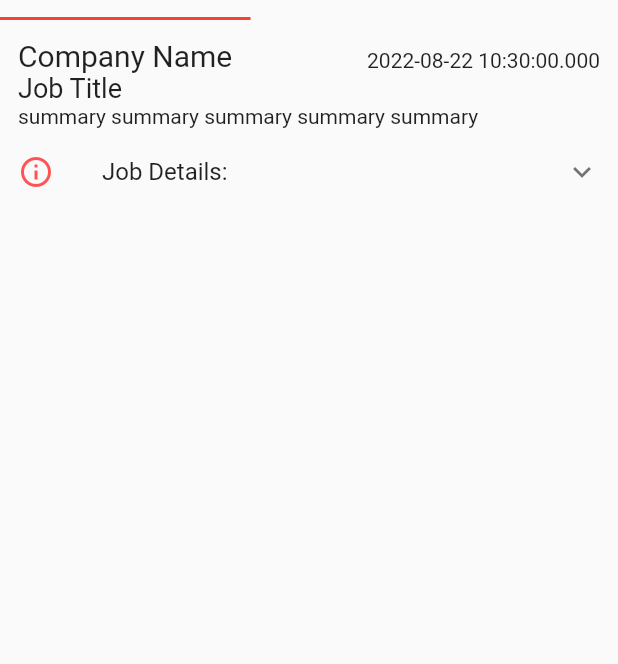
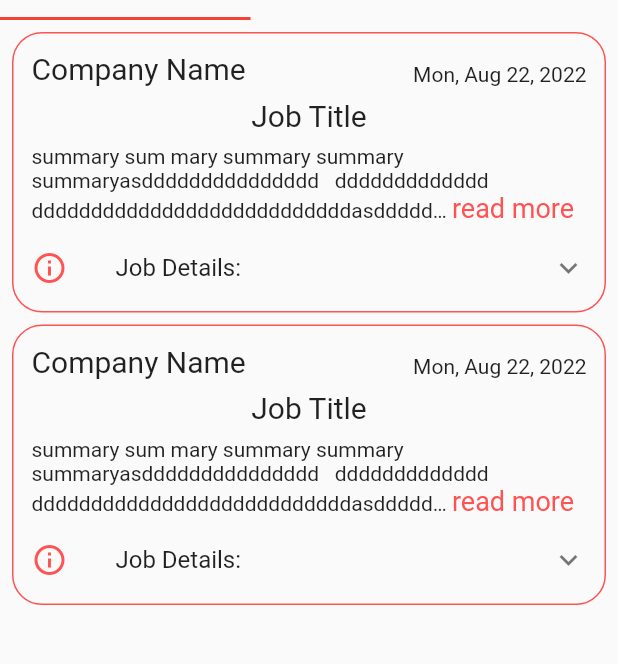
Before and after one commit to DARK-NOVA-6/RMS, a Flutter app: the Jobs screen opened directly, on a phone screen of 412 x 824 dp, the part 52-716 px from its top. Run offline on Flutter 3.47's test engine with Material 2 defaults, Android fonts, the phone set to English and light mode, and no system bars; drawn by our look-alikes of readmore; our stand-ins replace bloc, curved_navigation_bar, dartz, equatable, firebase_auth, firebase_core and 2 more; accounts and stored records are empty.

Commit message:
unfinished jobs

```diff
--- a/lib/presentation/components/job/job.dart
+++ b/lib/presentation/components/job/job.dart
@@ -1,5 +1,7 @@
 import 'package:flutter/material.dart';
 import '../../../domain/entities/entities.dart';
+import 'package:readmore/readmore.dart';
+import 'package:intl/intl.dart';
 
 class JobWidget extends StatelessWidget {
   const JobWidget({Key? key, required this.job}) : super(key: key);
@@ -8,8 +10,16 @@ class JobWidget extends StatelessWidget {
 
   @override
   Widget build(BuildContext context) {
-    return Padding(
-      padding: const EdgeInsets.all(12),
+    return Container(
+      margin: const EdgeInsets.only(bottom: 8),
+      decoration: BoxDecoration(
+        borderRadius: BorderRadius.circular(20),
+        border: Border.all(
+          color: Colors.redAccent,
+          width: 1,
+        ),
+      ),
+      padding: const EdgeInsets.all(12).copyWith(bottom: 0),
       child: Column(
         mainAxisAlignment: MainAxisAlignment.start,
         crossAxisAlignment: CrossAxisAlignment.start,
@@ -24,22 +34,38 @@ class JobWidget extends StatelessWidget {
                   fontSize: 20,
                 ),
               ),
-              Text(job.publishedTime.toString()),
+              Text(DateFormat.yMMMEd().format(job.publishedTime)),
             ],
           ),
-          Container(
+          Center(
+            child: Container(
+              padding: const EdgeInsets.symmetric(vertical: 8),
               child: Text(
                 job.jobDescription.title,
-              style: const TextStyle(fontSize: 18),
+                style: const TextStyle(fontSize: 20),
+              ),
             ),
           ),
           Container(
-            child: Text(job.jobDescription.summary),
+            child: ReadMoreText(
+              job.jobDescription.summary,
+              trimMode: TrimMode.Line,
+              trimLines: 3,
+              lessStyle: const TextStyle(
+                color: Colors.redAccent,
+                fontSize: 18,
+              ),
+              moreStyle: const TextStyle(
+                color: Colors.redAccent,
+                fontSize: 18,
+              ),
+              trimExpandedText: ' show less',
+            ),
           ),
           ExpansionTile(
             expandedAlignment: Alignment.topLeft,
             expandedCrossAxisAlignment: CrossAxisAlignment.start,
-            childrenPadding: const EdgeInsets.only(left: 20),
+            childrenPadding: const EdgeInsets.all(20).copyWith(top: 0),
             tilePadding: const EdgeInsets.only(left: 0),
             leading: const Icon(
               Icons.info_outline,
@@ -47,37 +73,41 @@ class JobWidget extends StatelessWidget {
             ),
             title: const Text('Job Details:'),
             children: [
-              Container(
-                child: const Text('Educational Qualification:'),
-              ),
-              Column(
+              const Text('Educational Qualification:'),
+              Padding(
+                padding: const EdgeInsets.only(left: 10),
+                child: Column(
                   children: job.jobDescription.eduQualification
                       .map((item) => Text(item))
                       .toList(),
                 ),
-              Container(
-                child: const Text('Experience:'),
               ),
-              Column(
+              const Text('Experience:'),
+              Padding(
+                padding: const EdgeInsets.only(left: 10),
+                child: Column(
                   children: job.jobDescription.experience
                       .map((item) => Text(item))
                       .toList(),
                 ),
-              Container(
-                child: const Text('Skills:'),
               ),
-              Column(
+              const Text('Skills:'),
+              Padding(
+                padding: const EdgeInsets.only(left: 10),
+                child: Column(
                   children: job.jobDescription.skills
                       .map((item) => Text(item))
                       .toList(),
                 ),
-              Container(
-                child: const Text('Languages:'),
               ),
-              Column(
+              const Text('Languages:'),
+              Padding(
+                padding: const EdgeInsets.only(left: 10),
+                child: Column(
                   children: job.jobDescription.languages
                       .map((item) => Text(item))
                       .toList(),
+                ),
               ),
             ],
           ),
--- a/lib/presentation/pages/nav_bar_pages/jobs/jobs.dart
+++ b/lib/presentation/pages/nav_bar_pages/jobs/jobs.dart
@@ -16,14 +16,18 @@ class Jobs extends StatefulWidget implements Pages {
     companyName: 'Company Name',
     jobDescription: const JobDescription(
       title: 'Job Title',
-        eduQualification: ['edu1','edu2'],
-        experience: ['exp1','exp2'],
-        languages: ['languages1','languages2'],
-        skills: ['skills1','skills2','skills3'],
-        summary: 'summary summary summary summary summary',
+      eduQualification: ['edu1', 'edu2'],
+      experience: ['exp1', 'exp2'],
+      languages: ['languages1', 'languages2'],
+      skills: ['skills1', 'skills2', 'skills3'],
+      summary: 'summary sum mary summary summary summary'
+          'asddddddddddddddd   ddddddddddddd   ddddddddddddddddddddddddddd'
+          'asddddddddddd   ddddddddddd   ddddddddddd ddddddasdddddddddas'
+          'asdasdas   dasdasdasdas   dasdasdasdasdasd',
     ),
     publishedTime: DateTime.now(),
   );
+
   @override
   State<Jobs> createState() => _JobsState();
 }
@@ -33,7 +37,7 @@ class _JobsState extends State<Jobs> {
   Widget build(BuildContext context) {
     return DefaultTabController(
       length: 3,
-      animationDuration: const  Duration(milliseconds: 600),
+      animationDuration: const Duration(milliseconds: 600),
       child: Scaffold(
         appBar: const TabBar(
           labelColor: Colors.redAccent,
@@ -49,13 +53,48 @@ class _JobsState extends State<Jobs> {
         ),
         body: TabBarView(
           children: [
-            Center(
-              child: JobWidget(
+            ListView(
+              padding: const EdgeInsets.all(8),
+              children: [
+                JobWidget(
                   job: widget.job,
                 ),
+                JobWidget(
+                  job: widget.job,
                 ),
-            const Center(child: Text('Unavailable')),
-            const Center(child: Text('Applied')),
+              ],
+            ),
+            ListView(
+              padding: const EdgeInsets.all(8),
+              children: [
+                JobWidget(
+                  job: widget.job,
+                ),
+                JobWidget(
+                  job: widget.job,
+                ),
+                JobWidget(
+                  job: widget.job,
+                ),
+                JobWidget(
+                  job: widget.job,
+                ),
+              ],
+            ),
+            ListView(
+              padding: const EdgeInsets.all(8),
+              children: [
+                JobWidget(
+                  job: widget.job,
+                ),
+                JobWidget(
+                  job: widget.job,
+                ),
+                JobWidget(
+                  job: widget.job,
+                ),
+              ],
+            ),
           ],
         ),
       ),
--- a/pubspec.yaml
+++ b/pubspec.yaml
@@ -47,6 +47,7 @@ dependencies:
   string_validator: ^0.3.0
   firebase_core: ^1.21.0
   readmore: ^2.2.0
+  intl: ^0.17.0
 dev_dependencies:
   flutter_test:
     sdk: flutter
```
Also changed, not shown: pubspec.lock. Lines whose indentation alone changed are shown as unchanged.
